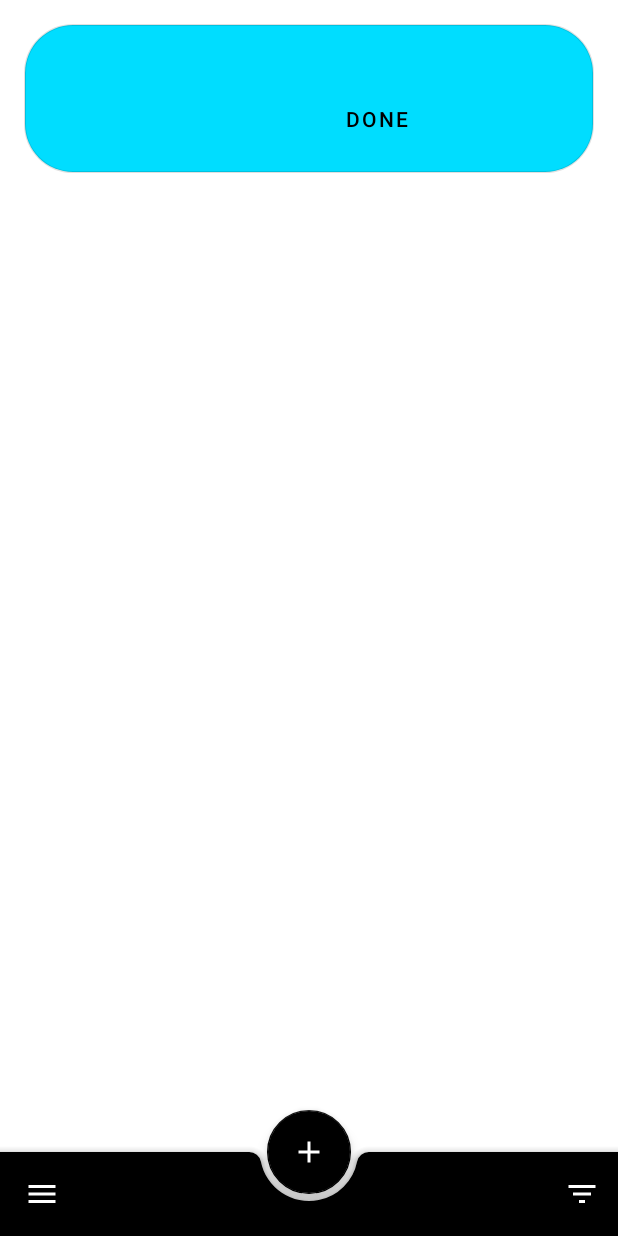
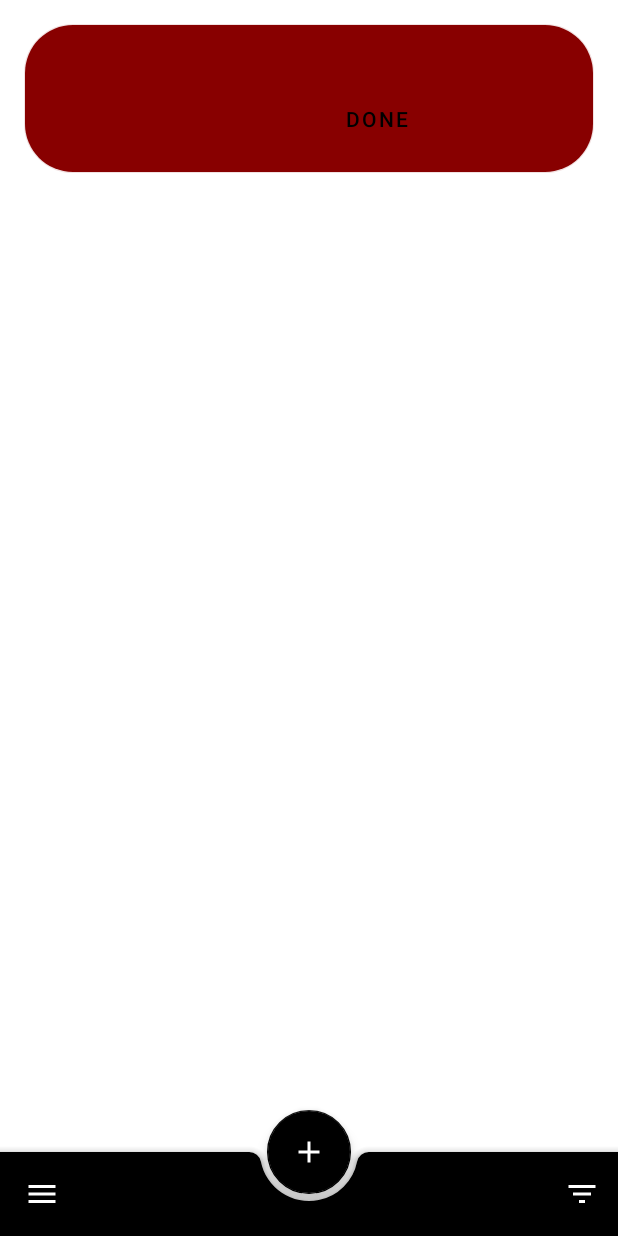
Before and after one commit to ramzan/Delist, an Android app: the CollectionEditorFragment screen opened through its navigation route, after a tap on "SAVE", on a phone screen of 412 x 824 dp. Run offline under Robolectric (Android 15) with nearby library versions, the phone set to English and light mode, and no system bars; our stand-ins replace Dagger/Hilt's generated code, Room's generated code.

Commit message:
Collection: Change color property from int to hex string

```diff
--- a/app/src/main/java/ca/ramzan/delist/room/Collection.kt
+++ b/app/src/main/java/ca/ramzan/delist/room/Collection.kt
@@ -13,7 +13,7 @@ data class Collection(
 
     val name: String,
 
-    val color: Int,
+    val color: String,
 
     val currentItemId: Long?,
 
@@ -21,4 +21,4 @@ data class Collection(
     val id: Long = 0,
 )
 
-class CollectionDisplay(val id: Long, val name: String, val color: Int, val item: String?)
+class CollectionDisplay(val id: Long, val name: String, val color: String, val item: String?)
--- a/app/src/main/java/ca/ramzan/delist/screens/collection_editor/CollectionEditorViewModel.kt
+++ b/app/src/main/java/ca/ramzan/delist/screens/collection_editor/CollectionEditorViewModel.kt
@@ -41,7 +41,7 @@ class CollectionEditorViewModel @AssistedInject constructor(
                     Collection(
                         collectionType,
                         nameInputText,
-                        0,
+                        "880000",
                         null
                     )
                 )
--- a/app/src/main/java/ca/ramzan/delist/screens/collection_list/CollectionAdapter.kt
+++ b/app/src/main/java/ca/ramzan/delist/screens/collection_list/CollectionAdapter.kt
@@ -1,5 +1,6 @@
 package ca.ramzan.delist.screens.collection_list
 
+import android.graphics.Color
 import android.view.LayoutInflater
 import android.view.ViewGroup
 import androidx.recyclerview.widget.DiffUtil
@@ -23,6 +24,7 @@ class CollectionAdapter(private val onClickListener: OnClickListener) :
             binding.itemText.text = item.item
             binding.completeItemButton.setOnClickListener {
             }
+            binding.root.background.setTint(Color.parseColor("#${item.color}"))
         }
 
         companion object {
```
